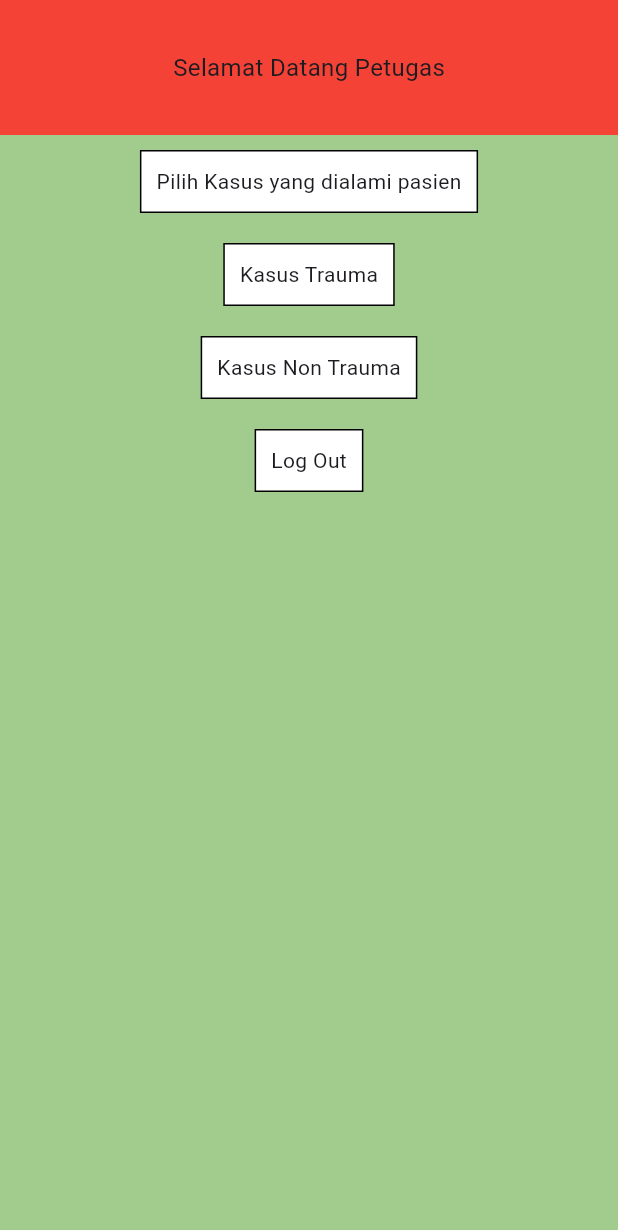
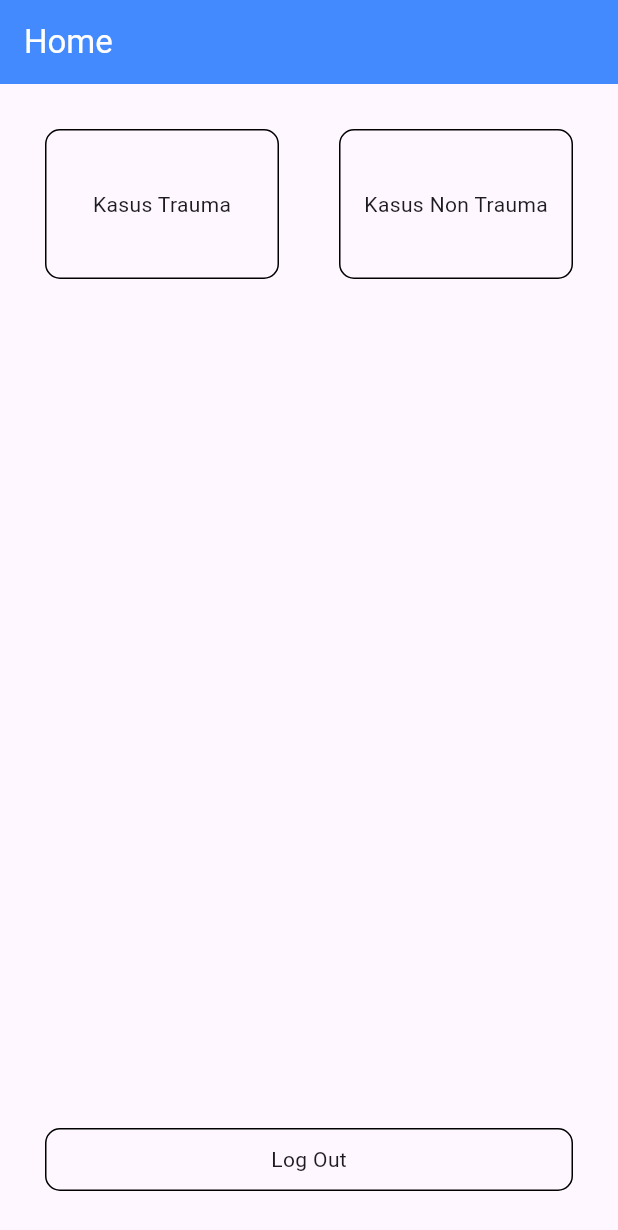
Before and after one commit to wildanarkan/emergency_app, a Flutter app: the HomePage screen opened by its route, on a phone screen of 412 x 824 dp. Shown: the top 1230 px of the screen. Run offline on Flutter 3.47's test engine with Material 3 defaults, Android fonts, the phone set to English and light mode, and no system bars; our stand-ins replace get, get_it, go_router, shared_preferences; missing offline and left inert: http_interceptor; accounts and stored records are empty.

Commit message:
- app bar - trauma

```diff
--- a/lib/core/route/AppRoute.dart
+++ b/lib/core/route/AppRoute.dart
@@ -3,6 +3,9 @@ import 'dart:developer';
 import 'package:emergency_app/core/constant.dart';
 import 'package:emergency_app/pages/home/home_page.dart';
 import 'package:emergency_app/pages/login/login_page.dart';
+import 'package:emergency_app/pages/nontrauma/nontrauma_1.dart';
+import 'package:emergency_app/pages/trauma/trauma_1.dart';
+import 'package:emergency_app/pages/trauma/trauma_no.dart';
 import 'package:go_router/go_router.dart';
 import 'package:shared_preferences/shared_preferences.dart';
 
@@ -12,6 +15,12 @@ class AppRoute {
     routes: [
       login,
       home,
+      trauma1,
+      trauma2,
+      trauma3,
+      trauma4,
+      traumaNo,
+      nonTrauma,
     ],
   );
 
@@ -36,4 +45,42 @@ class AppRoute {
     path: '/home',
     builder: (context, state) => const HomePage(),
   );
+
+  // =============================================================== Trauma
+  static final trauma1 = GoRoute(
+    name: 'trauma1',
+    path: '/trauma1',
+    builder: (context, state) => const Trauma1(),
+  );
+
+  static final trauma2 = GoRoute(
+    name: 'trauma2',
+    path: '/trauma2',
+    builder: (context, state) => const Trauma1(),
+  );
+
+  static final trauma3 = GoRoute(
+    name: 'trauma3',
+    path: '/trauma3',
+    builder: (context, state) => const Trauma1(),
+  );
+
+  static final trauma4 = GoRoute(
+    name: 'trauma4',
+    path: '/trauma4',
+    builder: (context, state) => const Trauma1(),
+  );
+
+  static final traumaNo = GoRoute(
+    name: 'traumaNo',
+    path: '/traumaNo',
+    builder: (context, state) => const TraumaNo(),
+  );
+
+  // =========================================================== Non Trauma
+  static final nonTrauma = GoRoute(
+    name: 'nonTrauma',
+    path: '/nonTrauma',
+    builder: (context, state) => const Nontrauma1(),
+  );
 }
--- a/lib/pages/home/home_page.dart
+++ b/lib/pages/home/home_page.dart
@@ -1,13 +1,9 @@
-import 'package:emergency_app/commons/app_color.dart';
 import 'package:emergency_app/core/route/AppRoute.dart';
 import 'package:emergency_app/pages/home/home_provider.dart';
-import 'package:emergency_app/pages/nontrauma/nontrauma_1.dart';
-import 'package:emergency_app/pages/trauma/trauma_1.dart';
 import 'package:emergency_app/widgets/LoadingDialog.dart';
+import 'package:emergency_app/widgets/build_app_bar.dart';
 import 'package:emergency_app/widgets/build_box.dart';
-import 'package:emergency_app/widgets/build_header.dart';
 import 'package:flutter/material.dart';
-import 'package:get/get.dart';
 import 'package:go_router/go_router.dart';
 import 'package:provider/provider.dart';
 
@@ -22,35 +18,51 @@ class _HomePageState extends State<HomePage> {
   @override
   Widget build(BuildContext context) {
     return Scaffold(
-      body: ListView(
-        padding: const EdgeInsets.all(0),
+      appBar: buildAppBar(
+        context: context,
+        title: 'Home',
+        enableBackButton: false,
+      ),
+      body: Container(
+        padding: const EdgeInsets.all(20),
+        child: Column(
           children: [
-          const BuildHeader(
-            title: 'Selamat Datang Petugas',
+            Row(
+              children: [
+                Expanded(
+                  child: BuildBox(
+                    title: 'Kasus Trauma',
+                    height: 100,
+                    center: true,
+                    onTap: () => context.pushNamed(AppRoute.trauma1.name!),
                   ),
-          Column(
-            mainAxisAlignment: MainAxisAlignment.center,
+                ),
+                const SizedBox(width: 20),
+                Expanded(
+                  child: BuildBox(
+                    title: 'Kasus Non Trauma',
+                    height: 100,
+                    center: true,
+                    onTap: () => context.pushNamed(AppRoute.nonTrauma.name!),
+                  ),
+                ),
+              ],
+            ),
+            const Expanded(child: SizedBox()),
+            Row(
               children: [
-              const BuildBox(
-                title: 'Pilih Kasus yang dialami pasien',
+                Expanded(
+                  child: BuildBox(
+                    title: 'Log Out',
+                    center: true,
+                    onTap: () => _handleLogOut(),
                   ),
-              BuildBox(
-                title: 'Kasus Trauma',
-                onTap: () => Get.to(() => const Trauma1()),
-              ),
-              BuildBox(
-                title: 'Kasus Non Trauma',
-                onTap: () => Get.to(() => const Nontrauma1()),
-              ),
-              BuildBox(
-                title: 'Log Out',
-                onTap: () => _handleLogOut(),
                 ),
               ],
             )
           ],
         ),
-      backgroundColor: AppColor.background,
+      ),
     );
   }
 
--- a/lib/pages/home/home_provider.dart
+++ b/lib/pages/home/home_provider.dart
@@ -8,9 +8,7 @@ class HomeProvider extends ChangeNotifier {
   final _repository = serviceLocator.get<AppRepository>();
 
   Future<bool> logout() async {
-    final response = await _repository.logout();
-    if (response.code != 200) return false;
-
+    await _repository.logout();
     final sharedPreferences = await SharedPreferences.getInstance();
     await sharedPreferences.setString(Constant.tokenKey, '');
     return true;
--- /dev/null
+++ b/lib/widgets/build_app_bar.dart
@@ -0,0 +1,26 @@
+import 'package:flutter/material.dart';
+import 'package:go_router/go_router.dart';
+
+AppBar buildAppBar({
+  required BuildContext context,
+  required String title,
+  required bool enableBackButton,
+}) {
+  return AppBar(
+    backgroundColor: Colors.blueAccent,
+    leading: enableBackButton
+        ? IconButton(
+            onPressed: () => context.pop(),
+            icon: const Icon(
+              Icons.chevron_left,
+              size: 30,
+              color: Colors.white,
+            ),
+          )
+        : null,
+    title: Text(
+      title,
+      style: const TextStyle(color: Colors.white),
+    ),
+  );
+}
--- a/lib/widgets/build_box.dart
+++ b/lib/widgets/build_box.dart
@@ -8,6 +8,8 @@ class BuildBox extends StatelessWidget {
     this.backgroundColor,
     this.center = false,
     this.titleColor,
+    this.alignment,
+    this.height,
   });
 
   final String title;
@@ -15,17 +17,22 @@ class BuildBox extends StatelessWidget {
   final VoidCallback? onTap;
   final Color? backgroundColor;
   final bool center;
+  final Alignment? alignment;
+  final double? height;
 
   @override
   Widget build(BuildContext context) {
-    return GestureDetector(
+    return InkWell(
       onTap: onTap,
       child: Container(
+        height: height,
         margin: const EdgeInsets.all(10),
         padding: const EdgeInsets.all(10),
         decoration: BoxDecoration(
-          border: Border.all(color: Colors.black),
-          color: backgroundColor ?? Colors.white,
+          border: Border.all(
+            color: Colors.black,
+          ),
+          borderRadius: BorderRadius.circular(10),
         ),
         child: center
             ? Center(
```
Also changed, not shown: lib/data/model/button_option_model.dart (added, +11 -0 lines), lib/pages/trauma/trauma_1.dart (+36 -30 lines), lib/widgets/build_button_option.dart (added, +50 -0 lines), lib/widgets/build_kriteria.dart (+7 -12 lines). Lines whose indentation alone changed are shown as unchanged.
